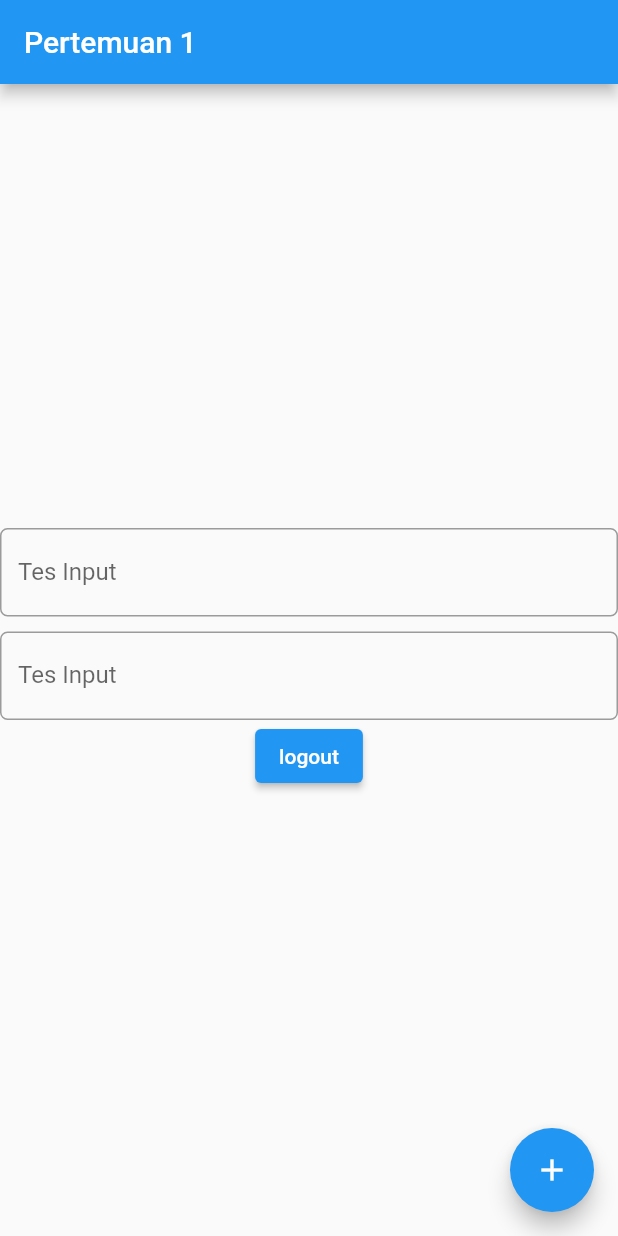
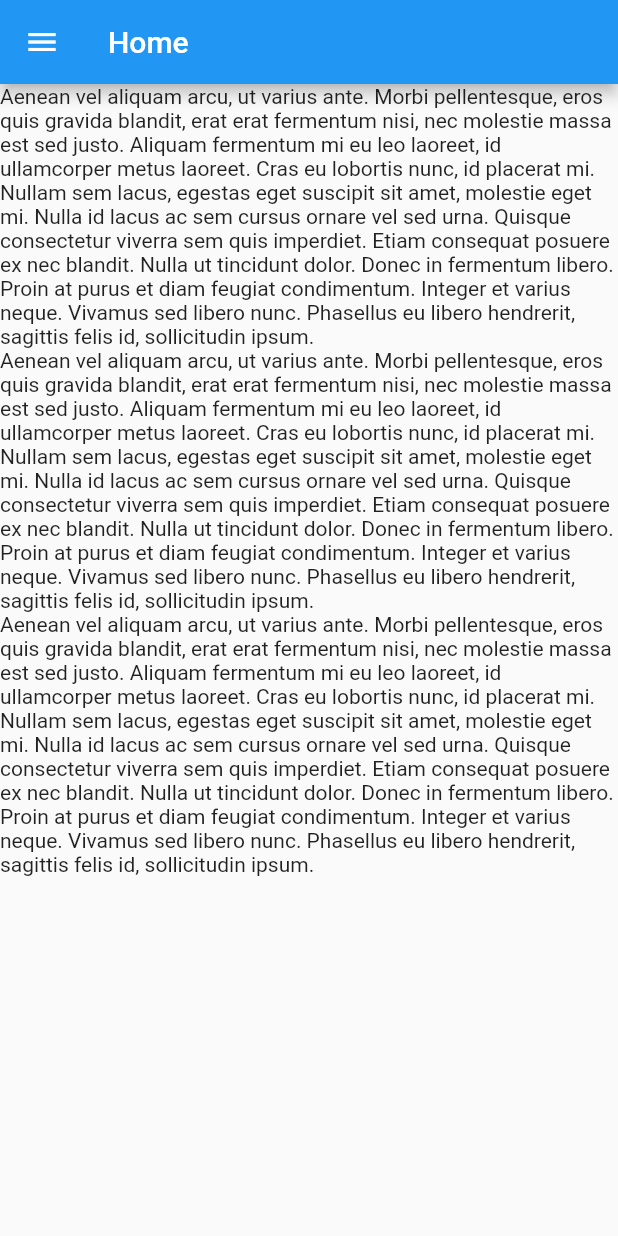
Before and after one commit to franklindh/flutter_app, a Flutter app: the screen it shows after launch, on a phone screen of 412 x 824 dp. Run offline on Flutter 3.47's test engine with Material 2 defaults, Android fonts, the phone set to English and light mode, and no system bars; our stand-ins replace shared_preferences, splashscreen; missing offline and left inert: dart:js, snapshot.

Commit message:
mahasiswa

```diff
--- /dev/null
+++ b/lib/home.dart
@@ -0,0 +1,104 @@
+import 'package:flutter/material.dart';
+import 'package:flutter/src/widgets/container.dart';
+import 'package:flutter/src/widgets/framework.dart';
+import 'package:flutter_app/mahasiswa/mahasiswa_get.dart';
+
+class Home extends StatefulWidget {
+  const Home({super.key, required String title});
+
+  @override
+  State<Home> createState() => _HomeState();
+}
+
+class _HomeState extends State<Home> {
+  @override
+  Widget build(BuildContext context) {
+    return Scaffold(
+      appBar: AppBar(
+        title: Text('Home'),
+      ),
+      drawer: Drawer(
+        child: ListView(
+          children: [
+            UserAccountsDrawerHeader(
+                currentAccountPicture: CircleAvatar(
+                    backgroundImage: AssetImage("images/logo.png")),
+                accountName: Text("72200407"),
+                accountEmail: Text("Franklin David Hengkengbala")),
+            ListTile(
+              leading: Icon(Icons.home),
+              title: Text('Home'),
+              onTap: () {
+                Navigator.pop(context);
+              },
+            ),
+            ListTile(
+              leading: Icon(Icons.home_repair_service),
+              title: Text('Test'),
+              onTap: () {
+                Navigator.pop(context);
+              },
+            ),
+            ListTile(
+              leading: Icon(Icons.account_circle_outlined),
+              title: Text('Mahasiswa CRUD'),
+              onTap: () {
+                Navigator.push(
+                  context,
+                  MaterialPageRoute(builder: (context) => getMahasiswa()),
+                );
+              },
+            )
+          ],
+        ),
+      ),
+      body: ListView(
+        children: [
+          buildContainer(),
+          buildContainer(),
+          buildContainer(),
+          // buildCard(context)
+        ],
+      ),
+    );
+  }
+
+  // Card buildCard(BuildContext context) {
+  //   return Card(
+  //     elevation: 8,
+  //     child: Column(
+  //       children: [
+  //         ListTile(
+  //           leading: Icon(Icons.home),
+  //           title: Text('Pertemuan 1'),
+  //           subtitle: Text('Pertemuan 1'),
+  //           trailing: Icon(Icons.arrow_forward_ios),
+  //           onTap: () {
+  //             Navigator.pop(context);
+  //           },
+  //         ),
+  //         Row(
+  //           children: [
+  //             TextButton(
+  //               onPressed: () {},
+  //               child: Text('Button 1'),
+  //             ),
+  //             TextButton(
+  //               onPressed: () {},
+  //               child: Text('Button 2'),
+  //             ),
+  //           ],
+  //         )
+  //       ],
+  //     ),
+  //   );
+  // }
+
+  Container buildContainer() {
+    return Container(
+      child: Text(
+          'Aenean vel aliquam arcu, ut varius ante. Morbi pellentesque, eros quis gravida blandit, erat erat fermentum nisi, nec molestie massa est sed justo. Aliquam fermentum mi eu leo laoreet, id ullamcorper metus laoreet. Cras eu lobortis nunc, id placerat mi. Nullam sem lacus, egestas eget suscipit sit amet, molestie eget mi. Nulla id lacus ac sem cursus ornare vel sed urna. Quisque consectetur viverra sem quis imperdiet. Etiam consequat posuere ex nec blandit. Nulla ut tincidunt dolor. Donec in fermentum libero. Proin at purus et diam feugiat condimentum. Integer et varius neque. Vivamus sed libero nunc. Phasellus eu libero hendrerit, sagittis felis id, sollicitudin ipsum.'),
+      padding: EdgeInsets.all(0.0),
+    );
+  }
+}
--- a/lib/main.dart
+++ b/lib/main.dart
@@ -1,6 +1,7 @@
 // ignore_for_file: unnecessary_new
 
 import 'package:flutter/material.dart';
+import 'package:flutter_app/home.dart';
 import 'package:flutter_app/pertemuan1.dart';
 import 'package:shared_preferences/shared_preferences.dart';
 import 'package:splashscreen/splashscreen.dart';
@@ -29,7 +30,7 @@ class _MyAppState extends State<MyApp> {
   Widget build(BuildContext context) {
     return new SplashScreen(
       seconds: 14,
-      navigateAfterSeconds: new Pertemuan1(
+      navigateAfterSeconds: new Home(
         title: 'Pertemuan 1',
       ),
       title: new Text(
--- a/lib/splashscreen.dart
+++ b/lib/splashscreen.dart
@@ -15,7 +15,7 @@ class Splashscreen extends StatefulWidget {
 
 class _SplashscreenState extends State<Splashscreen> {
   startSplashScreen() async {
-    var duration = const Duration(seconds: 5);
+    var duration = const Duration(seconds: 1);
     return Timer(duration, () {
       Navigator.pushReplacement(
           this.context,
--- a/pubspec.yaml
+++ b/pubspec.yaml
@@ -32,7 +32,9 @@ dependencies:
   cupertino_icons: ^1.0.2
   flutter:
     sdk: flutter
+  http: ^0.13.5
   shared_preferences: ^2.0.15
+  snapshot: ^0.2.5
   splashscreen: ^1.3.5
 
 dev_dependencies:
```
Also changed, not shown: lib/mahasiswa/mahasiswa_add.dart (added, +148 -0 lines), lib/mahasiswa/mahasiswa_get.dart (added, +110 -0 lines), lib/mahasiswa/mahasiswa_update.dart (added, +152 -0 lines), images/a75aa10146a2b8c058959ce77e37f13a.png (added), pubspec.lock.
